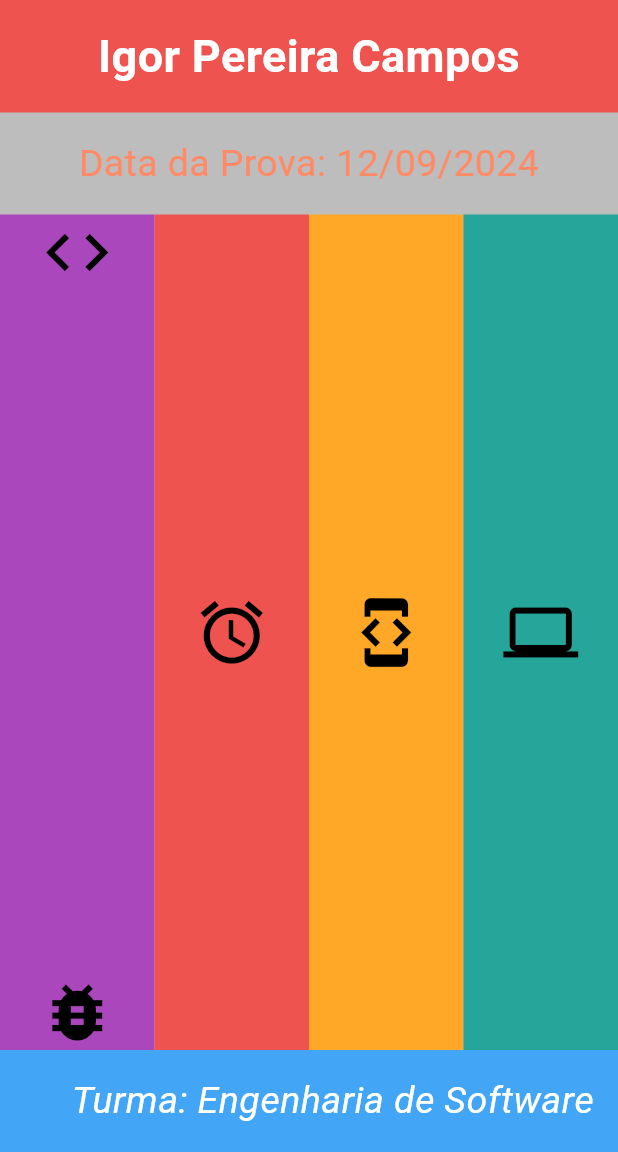
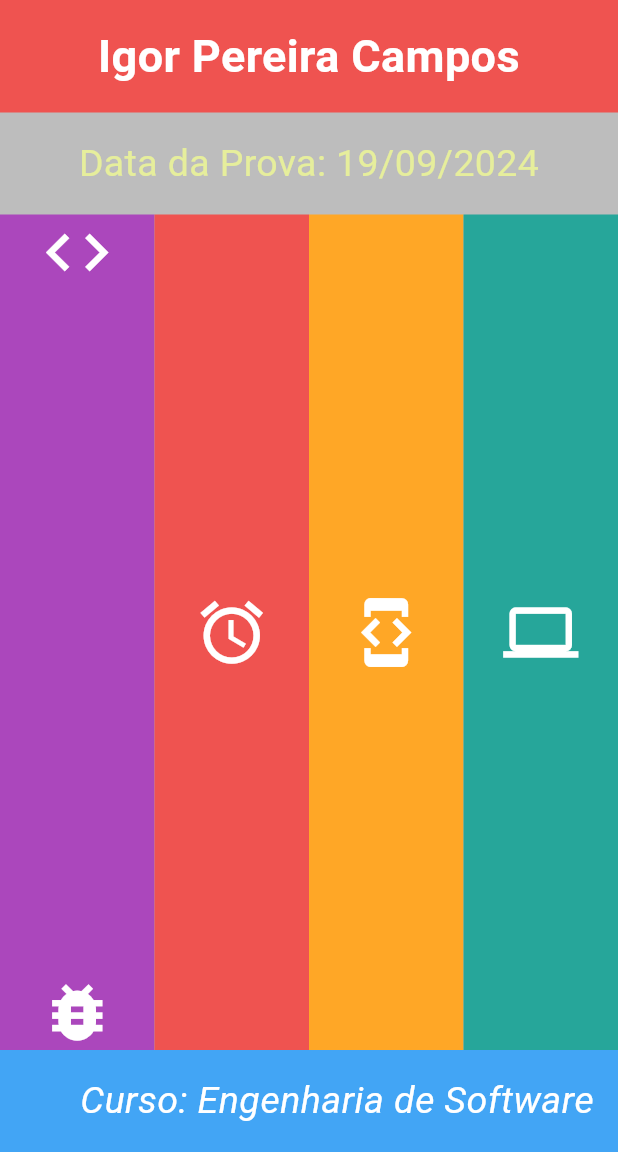
Before and after one commit to faustocintra/dsm2-unifacef-2024-2, a Flutter app: the screen it shows after launch, on a phone screen of 412 x 824 dp, the part 84-1236 px from its top. Run offline on Flutter 3.47's test engine with Material 3 defaults, Android fonts, the phone set to English and light mode, and no system bars.

Commit message:
feat: Mudando cores do layout2

```diff
--- a/layout2/lib/main.dart
+++ b/layout2/lib/main.dart
@@ -24,7 +24,7 @@ class MyApp extends StatelessWidget {
                 'Igor Pereira Campos',
                 style: TextStyle(
                   fontSize: 30,
-                  fontWeight: FontWeight.bold, // Negrito
+                  fontWeight: FontWeight.bold,
                   color: Colors.white,
                 ),
                 textAlign: TextAlign.center,
@@ -34,10 +34,10 @@ class MyApp extends StatelessWidget {
               alignment: Alignment.center,
               padding: const EdgeInsets.all(16),
               child: Text(
-                'Data da Prova: 12/09/2024',
+                'Data da Prova: 19/09/2024',
                 style: TextStyle(
                   fontSize: 25,
-                  color: Colors.deepOrange[300], // Laranja escuro tonalidade 300
+                  color: Colors.lime[200], // Verde Limão tonalidade 200
                 ),
                 textAlign: TextAlign.center,
               ),
@@ -52,9 +52,9 @@ class MyApp extends StatelessWidget {
                       color: Colors.purple[400],
                       child: const Column(
                         children: [
-                          Icon(Icons.code, size: 50, color: Colors.black), // Ícone (superior)
+                          Icon(Icons.code, size: 50, color: Colors.white),
                           Spacer(), // Espaçamento entre os ícones
-                          Icon(Icons.bug_report, size: 50, color: Colors.black), // Ícone (inferior)
+                          Icon(Icons.bug_report, size: 50, color: Colors.white),
                         ],
                       ),
                     ),
@@ -64,7 +64,7 @@ class MyApp extends StatelessWidget {
                     child: Container(
                       color: Colors.red[400],
                       child: const Center(
-                        child: Icon(Icons.access_alarm, size: 50, color: Colors.black), // Ícone de computador
+                        child: Icon(Icons.access_alarm, size: 50, color: Colors.white),
                       ),
                     ),
                   ),
@@ -73,7 +73,7 @@ class MyApp extends StatelessWidget {
                     child: Container(
                       color: Colors.orange[400],
                       child: const Center(
-                        child: Icon(Icons.developer_mode, size: 50, color: Colors.black), // Ícone de desenvolvedor
+                        child: Icon(Icons.developer_mode, size: 50, color: Colors.white),
                       ),
                     ),
                   ),
@@ -82,23 +82,23 @@ class MyApp extends StatelessWidget {
                     child: Container(
                       color: Colors.teal[400],
                       child: const Center(
-                        child: Icon(Icons.computer, size: 50, color: Colors.black), // Ícone de memória
+                        child: Icon(Icons.computer, size: 50, color: Colors.white),
                       ),
                     ),
                   ),
                 ],
               ),
             ),
-            // Última linha: Nome da turma
+            // Última linha
             Container(
-              color: Colors.blue[400], // Cor de fundo para a última linha
+              color: Colors.blue[400], // Cor de fundo
               alignment: Alignment.centerRight, // Alinhamento à direita
               padding: const EdgeInsets.all(16),
               child: const Text(
-                'Turma: Engenharia de Software',
+                'Curso: Engenharia de Software',
                 style: TextStyle(
                   fontSize: 25,
-                  fontStyle: FontStyle.italic, // itálico
+                  fontStyle: FontStyle.italic,
                   color: Colors.white,
                 ),
                 textAlign: TextAlign.right, // Alinhamento à direita
```
Also changed, not shown: layout2/PRINTS PROVA 1/image.png (added).
